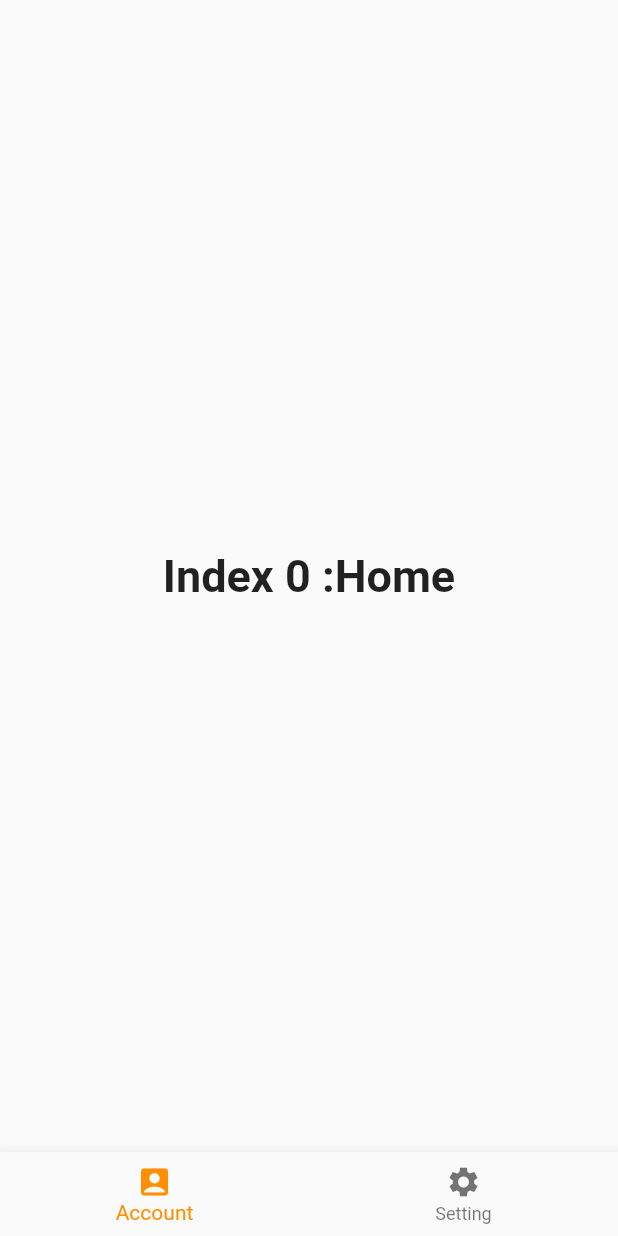
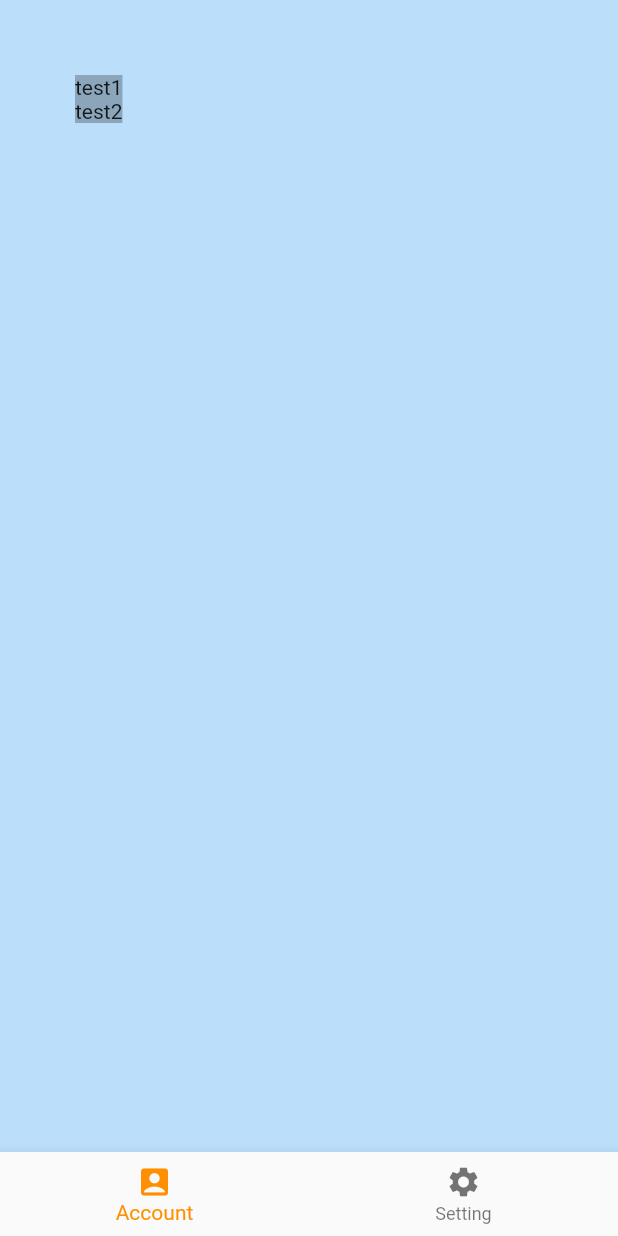
Before and after one commit to zhongkai886/accounte, a Flutter app: the screen it shows after launch, on a phone screen of 412 x 824 dp. Run offline on Flutter 3.47's test engine with Material 2 defaults, Android fonts, the phone set to English and light mode, and no system bars; our stand-ins replace get.

Commit message:
(account) ui update controller build

```diff
--- /dev/null
+++ b/lib/account/account_page.dart
@@ -0,0 +1,41 @@
+import 'package:flutter/cupertino.dart';
+import 'package:flutter/material.dart';
+import 'package:get/get.dart';
+
+class AccountPage extends StatelessWidget {
+  @override
+  Widget build(BuildContext context) {
+    return SingleChildScrollView(
+      scrollDirection: Axis.vertical,
+      child: Container(
+        padding: EdgeInsets.all(50),
+        color: Colors.blue[100],
+        constraints: BoxConstraints(
+          maxWidth: Get.width,
+          minWidth: Get.width,
+          maxHeight: Get.height,
+          minHeight: Get.height * 0.4,
+        ),
+        child: Column(
+          crossAxisAlignment: CrossAxisAlignment.start,
+          children: [
+            Flexible(
+              flex: 1,
+              child: Container(
+                color: Colors.black26,
+                child: Text('test1'),
+              ),
+            ),
+            Flexible(
+              flex: 1,
+              child: Container(
+                color: Colors.black26,
+                child: Text('test2'),
+              ),
+            )
+          ],
+        ),
+      ),
+    );
+  }
+}
--- a/lib/main.dart
+++ b/lib/main.dart
@@ -1,15 +1,16 @@
+import 'package:accounte/account/account_controller.dart';
 import 'package:accounte/main_controller.dart';
 import 'package:accounte/main_page.dart';
+import 'package:accounte/setting/setting_controller.dart';
 import 'package:flutter/material.dart';
 import 'package:get/get.dart';
 
 void main() {
-  // Get.put(MainController());
-  final MainController controller = Get.put(MainController());
+  Get.put<MainController>(MainController(), permanent: true);
+  Get.put<AccountController>(AccountController(), permanent: true);
+  Get.put<SettingController>(SettingController(), permanent: true);
   runApp(const MyApp());
 }
-
-MainController _mainController = Get.find();
 
 class MyApp extends StatelessWidget {
   const MyApp({Key? key}) : super(key: key);
@@ -17,7 +18,7 @@ class MyApp extends StatelessWidget {
   @override
   Widget build(BuildContext context) {
     return MaterialApp(
-      title: 'Flutter Demo',
+      title: 'Accounte',
       theme: ThemeData(
         primarySwatch: Colors.blue,
       ),
--- a/lib/main_controller.dart
+++ b/lib/main_controller.dart
@@ -11,6 +11,5 @@ class MainController extends GetxController {
 
   void onItemTapped(int index) {
     selectIndex.value = index;
-    // return selectIndex.value;
   }
 }
--- a/lib/main_page.dart
+++ b/lib/main_page.dart
@@ -1,4 +1,6 @@
+import 'package:accounte/account/account_page.dart';
 import 'package:accounte/main_controller.dart';
+import 'package:accounte/setting/setting_page.dart';
 import 'package:flutter/cupertino.dart';
 import 'package:flutter/material.dart';
 import 'package:get/get.dart';
@@ -6,16 +8,15 @@ import 'package:get/get.dart';
 class mainPage extends StatelessWidget {
   final MainController _mainController = Get.find();
   static const TextStyle optionStyle = TextStyle(fontSize: 30, fontWeight: FontWeight.bold);
-  static const List<Widget> _widgetOptions = <Widget>[
-    Text('Index 0 :Home', style: optionStyle),
-    Text('Index 1 :Business', style: optionStyle),
-    Text('Index 2: School', style: optionStyle),
+  List<Widget> _widgetOptions = <Widget>[
+    AccountPage(),
+    SettingPage(),
   ];
 
   @override
   Widget build(BuildContext context) {
     return Obx(
-      () => (Scaffold(
+      () => Scaffold(
         body: Center(
           child: _widgetOptions.elementAt(_mainController.selectIndex.value),
         ),
@@ -25,10 +26,6 @@ class mainPage extends StatelessWidget {
               icon: Icon(Icons.account_box),
               label: 'Account',
             ),
-            // BottomNavigationBarItem(
-            //   icon: Icon(Icons.business),
-            //   label: 'Businesss',
-            // ),
             BottomNavigationBarItem(
               icon: Icon(Icons.settings),
               label: 'Setting',
@@ -38,7 +35,7 @@ class mainPage extends StatelessWidget {
           selectedItemColor: Colors.amber[800],
           onTap: _mainController.onItemTapped,
         ),
-      )),
+      ),
     );
   }
 }
--- a/pubspec.yaml
+++ b/pubspec.yaml
@@ -36,6 +36,8 @@ dependencies:
   cupertino_icons: ^1.0.2
   curved_navigation_bar: ^1.0.1
   get: ^4.3.8
+  adaptive_scrollbar: ^2.1.0
+  syncfusion_flutter_datagrid: ^19.4.41
 
 
 dev_dependencies:
```
Also changed, not shown: lib/account/account_controller.dart (added, +10 -0 lines), lib/setting/setting_controller.dart (added, +10 -0 lines), lib/setting/setting_page.dart (added, +10 -0 lines), pubspec.lock.
